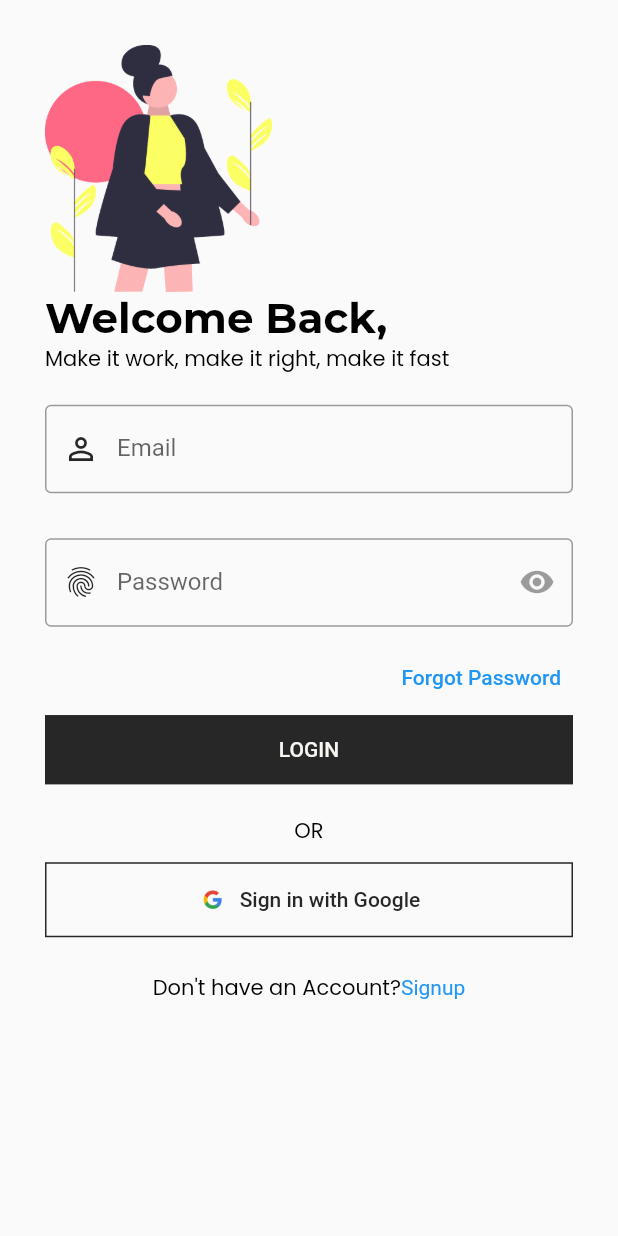
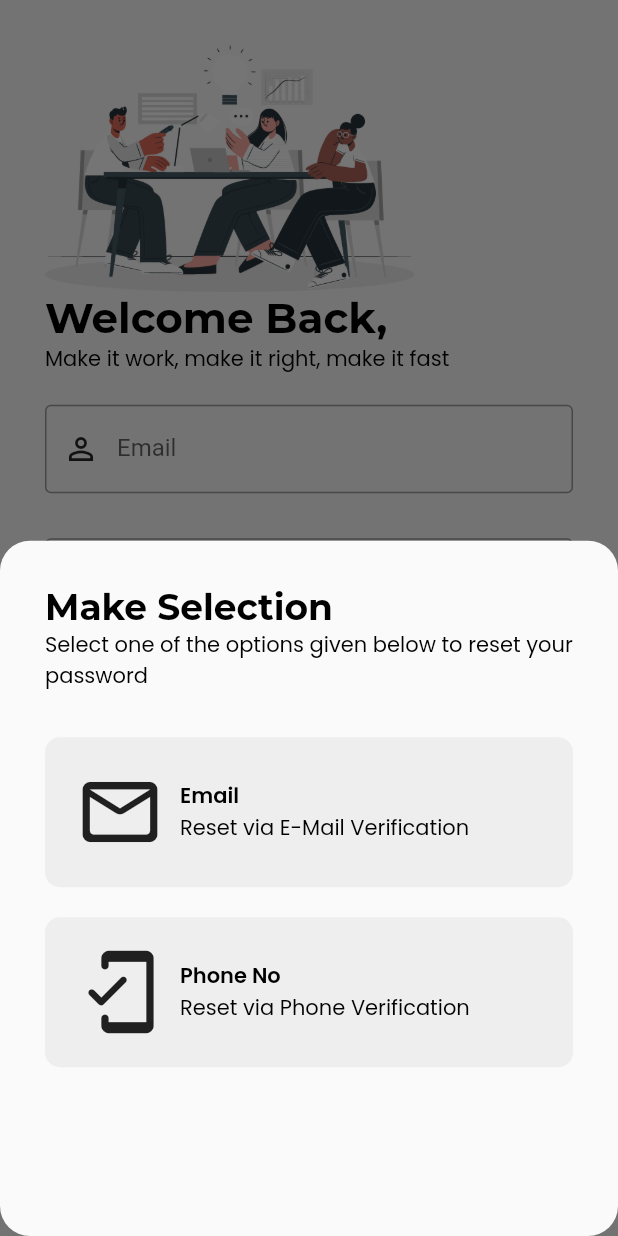
Before and after one commit to nangahamandine/auth, a Flutter app: the LoginScreen screen opened directly, after a tap on "Forgot Password", on a phone screen of 412 x 824 dp. Run offline on Flutter 3.47's test engine with Material 2 defaults, Android fonts, the phone set to English and light mode, and no system bars; our stand-ins replace flutter_svg, get, google_fonts, liquid_swipe, smooth_page_indicator.

Commit message:
Most recent updates

```diff
--- a/lib/main.dart
+++ b/lib/main.dart
@@ -1,7 +1,9 @@
+import 'package:auth/src/features/authentication/screens/onboarding_screen/onboarding_screen.dart';
 import 'package:auth/src/features/authentication/screens/splash_screen/splash_screen.dart';
 import 'package:auth/src/utils/theme/theme.dart';
 import 'package:flutter/material.dart';
 import 'package:flutter_svg/flutter_svg.dart';
+import 'package:get/get.dart';
 import 'package:get/get_navigation/src/root/get_material_app.dart';
 
 void main() {
@@ -11,13 +13,15 @@ void main() {
 class MyApp extends StatelessWidget {
   const MyApp({super.key});
 
-  // This widget is the root of your application.
   @override
   Widget build(BuildContext context) {
     return GetMaterialApp(
       theme: AppTheme.lightTheme,
       darkTheme: AppTheme.darkTheme,
       themeMode: ThemeMode.system,
+      debugShowCheckedModeBanner: false,
+      defaultTransition: Transition.leftToRightWithFade,
+      transitionDuration: const Duration(milliseconds: 500),
       home: SplashScreen(),
     );
   }
--- a/lib/src/common_widgets/form/form_header_widget.dart
+++ b/lib/src/common_widgets/form/form_header_widget.dart
@@ -1,24 +1,36 @@
 import 'package:flutter/material.dart';
 
 class FormHeaderWidget extends StatelessWidget {
-  const FormHeaderWidget({Key? key,
-  required this.image,
-  required this.title,
-  required this.subtitle,
+  const FormHeaderWidget({
+    Key? key,
+    this.imageColor,
+    this.heightBetween,
+    required this.image,
+    required this.title,
+    required this.subtitle,
+    this.imageHeight = 0.2,
+    this.textAlign,
+    this.crossAxisAlignment =CrossAxisAlignment.start,
   }): super(key: key);
 
+  final Color? imageColor;
+  final double imageHeight;
+  final double? heightBetween;
   final String image, title, subtitle;
+  final CrossAxisAlignment crossAxisAlignment;
+  final TextAlign? textAlign;
 
   @override
   Widget build(BuildContext context) {
     final size = MediaQuery.of(context).size;
 
     return Column(
-      crossAxisAlignment: CrossAxisAlignment.start,
+      crossAxisAlignment: crossAxisAlignment,
       children: [
-        Image(image: AssetImage(image), height: size.height * 0.2),
+        Image(image: AssetImage(image), color: imageColor, height: size.height * imageHeight),
+        SizedBox(height: heightBetween),
         Text(title, style: Theme.of(context).textTheme.headline1,),
-        Text(subtitle, style: Theme.of(context).textTheme.bodyText1,),
+        Text(subtitle, textAlign: textAlign, style: Theme.of(context).textTheme.bodyText1,),
       ],
     );
   }
--- a/lib/src/constants/colors.dart
+++ b/lib/src/constants/colors.dart
@@ -12,5 +12,5 @@ const WhiteColor = Color(0xFFF7F6F1);
 const DarkColor = Color(0xFF000000);
 
 const OnboardingPage1Color = Colors.white;
-const OnboardingPage2Color = Color(0xFFFDDCDF);
-const OnboardingPage3Color = Color(0xFFFFDCBD);
+const OnboardingPage2Color = Color(0xFFF7E7E7);
+const OnboardingPage3Color = Color(0xFFFFFEE0);
--- a/lib/src/constants/image_strings.dart
+++ b/lib/src/constants/image_strings.dart
@@ -12,5 +12,8 @@ const String OnboardingImage3 = "assets/images/onboarding3.png";
 // Also used for Login and Signup
 const String WelcomeScreenImage = "assets/images/welcome_screen_image.png";
 
-// Login Image
+// Login & Signup Image
 const String GoogleLogoImage = "assets/logo/google.png";
+
+// Forget Password Image
+const String ForgetPasswordImage = "assets/images/forget_password.png";
--- a/lib/src/constants/text_strings.dart
+++ b/lib/src/constants/text_strings.dart
@@ -38,3 +38,16 @@ const String DontHaveAnAccount = "Don\'t have an Account?";
 const String SignupTitle = "Get On Board!";
 const String SignupSubtitle = "Create your profile to start your journey with us";
 const String AlreadyHaveAnAccount = "Already have an  account?";
+
+// Forget Password Text
+const String ForgetPasswordTitle = "Make Selection";
+const String ForgetPasswordSubTitle = "Select one of the options given below to reset your password";
+const String ResetViaEmail = "Reset via E-Mail Verification";
+const String ResetViaPhone = "Reset via Phone Verification";
+
+// Forget Password Via Phone - Text
+const String ForgetPhoneSubTitle = "Enter your registered Phone No to receive OTP";
+
+// Forget Password Via Email - Text
+const String ForgetMailSubTitle = "Enter your registered E-Mail to receive OTP";
+const String Next = "Next";
--- /dev/null
+++ b/lib/src/features/authentication/screens/forget_password/forget_password_options/forget_password_btn_widget.dart
@@ -0,0 +1,42 @@
+import 'package:flutter/material.dart';
+
+class ForgetPasswordBtnWidget extends StatelessWidget {
+  const ForgetPasswordBtnWidget({
+    required this.btnIcon,
+    required this.title,
+    required this.subTitle,
+    required this.onTap,
+    Key? key,
+  }) : super(key: key);
+
+  final IconData btnIcon;
+  final String title, subTitle;
+  final VoidCallback onTap;
+
+  @override
+  Widget build(BuildContext context) {
+    return GestureDetector(
+      onTap: onTap,
+      child: Container(
+        padding: const EdgeInsets.all(20.0),
+        decoration: BoxDecoration(
+          borderRadius: BorderRadius.circular(10.0),
+          color: Colors.grey.shade200,
+        ),
+        child: Row(
+          children: [
+            Icon(btnIcon, size: 60.0,),
+            const SizedBox(width: 10.0,),
+            Column(
+              crossAxisAlignment: CrossAxisAlignment.start,
+              children: [
+                Text(title, style: Theme.of(context).textTheme.headline6,),
+                Text(subTitle, style: Theme.of(context).textTheme.bodyText2,),
+              ],
+            ),
+          ],
+        ),
+      ),
+    );
+  }
+}
--- /dev/null
+++ b/lib/src/features/authentication/screens/forget_password/forget_password_options/forget_password_model_bottom_sheet.dart
@@ -0,0 +1,45 @@
+
+import 'package:flutter/material.dart';
+import 'package:get/get.dart';
+import 'package:get/get_core/src/get_main.dart';
+
+import '../../../../../constants/sizes.dart';
+import '../../../../../constants/text_strings.dart';
+import '../forget_password_mail/forget_password_mail.dart';
+import 'forget_password_btn_widget.dart';
+
+class ForgetPasswordScreen{
+  static Future<dynamic> buildShowModalBottomSheet(BuildContext context) {
+    return showModalBottomSheet(
+      context: context,
+      shape: RoundedRectangleBorder(borderRadius: BorderRadius.circular(20.0)),
+      builder: (context) => Container(
+        padding: EdgeInsets.all(DefaultSize),
+        child: Column(
+          crossAxisAlignment: CrossAxisAlignment.start,
+          children: [
+            Text(ForgetPasswordTitle, style: Theme.of(context).textTheme.headline2,),
+            Text(ForgetPasswordSubTitle, style: Theme.of(context).textTheme.bodyText2,),
+            const SizedBox(height: 30.0,),
+            ForgetPasswordBtnWidget(
+              btnIcon: Icons.mail_outline_rounded,
+              title: Email,
+              subTitle: ResetViaEmail,
+              onTap: () {
+                Navigator.pop(context);
+                Get.to(() => ForgetPasswordMailScreen());
+                },
+            ),
+            const SizedBox(height: 20.0),
+            ForgetPasswordBtnWidget(
+              btnIcon: Icons.mobile_friendly_rounded,
+              title: PhoneNo,
+              subTitle: ResetViaPhone,
+              onTap: () {},
+            ),
+          ],
+        ),
+      ),
+    );
+  }
+}
--- a/lib/src/features/authentication/screens/login_screen/login_form_widget.dart
+++ b/lib/src/features/authentication/screens/login_screen/login_form_widget.dart
@@ -2,6 +2,8 @@ import 'package:flutter/material.dart';
 
 import '../../../../constants/sizes.dart';
 import '../../../../constants/text_strings.dart';
+import '../forget_password/forget_password_options/forget_password_btn_widget.dart';
+import '../forget_password/forget_password_options/forget_password_model_bottom_sheet.dart';
 
 class LoginForm extends StatelessWidget {
   const LoginForm({
@@ -10,7 +12,8 @@ class LoginForm extends StatelessWidget {
 
   @override
   Widget build(BuildContext context) {
-    return Form(child: Container(
+    return Form(
+      child: Container(
       padding: EdgeInsets.symmetric(vertical: FormHeight - 10),
       child: Column(
         crossAxisAlignment: CrossAxisAlignment.start,
@@ -36,10 +39,19 @@ class LoginForm extends StatelessWidget {
             ),
           ),
           SizedBox(height: FormHeight - 20,),
+
+          // Forget password btn
           Align(
               alignment: Alignment.centerRight,
-              child: TextButton(onPressed: () {},
-                  child: Text(ForgetPassword))),
+              child: TextButton(
+                  onPressed: () {
+                    ForgetPasswordScreen.buildShowModalBottomSheet(context);
+                  },
+                  child: Text(ForgetPassword)
+              ),
+          ),
+
+          // Login btn
           SizedBox(
               width: double.infinity,
               child: ElevatedButton(
--- a/lib/src/features/authentication/screens/login_screen/login_screen.dart
+++ b/lib/src/features/authentication/screens/login_screen/login_screen.dart
@@ -1,5 +1,8 @@
+import 'package:auth/src/constants/image_strings.dart';
 import 'package:auth/src/constants/sizes.dart';
+import 'package:auth/src/constants/text_strings.dart';
 import 'package:flutter/material.dart';
+import '../../../../common_widgets/form/form_header_widget.dart';
 import 'login_footer_widget.dart';
 import 'login_form_widget.dart';
 import 'login_header_widget.dart';
@@ -18,7 +21,11 @@ class LoginScreen extends StatelessWidget {
             child: Column(
               crossAxisAlignment: CrossAxisAlignment.start,
               children: [
-                LoginHeaderWidget(),
+                FormHeaderWidget(
+                  image: WelcomeScreenImage,
+                  title: LoginTitle,
+                  subtitle: LoginSubTitle,
+                ),
                 const LoginForm(),
                 const LoginFooterWidget()
               ],
--- a/lib/src/features/authentication/screens/welcome/welcome_screen.dart
+++ b/lib/src/features/authentication/screens/welcome/welcome_screen.dart
@@ -50,7 +50,7 @@ class WelcomeScreen extends StatelessWidget {
                     children: [
                       Text(
                         WelcomeTitle,
-                        style: Theme.of(context).textTheme.headline4,),
+                        style: Theme.of(context).textTheme.headline3,),
                       Text(
                         WelcomeSubTitle,
                         style: Theme.of(context).textTheme.bodyText1,
```
Also changed, not shown: lib/src/features/authentication/screens/forget_password/forget_password_mail/forget_password_mail.dart (added, +52 -0 lines), assets/images/forget_password.png (added), assets/images/onboarding1.png, assets/images/onboarding2.png, assets/images/onboarding3.png, assets/images/splash2.png, assets/images/welcome_screen_image.png.
